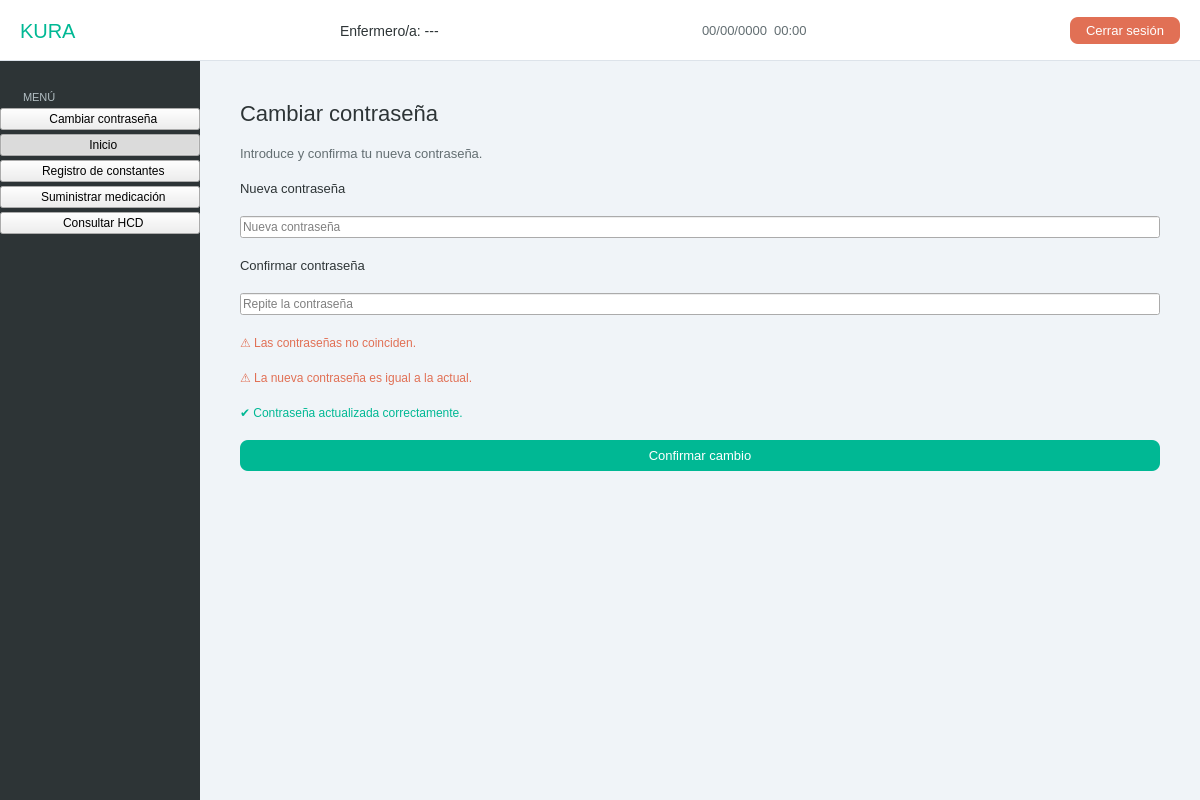
This is src/vista/Ui/VistaEnfermero.ui in hgarcg04/software-engineering as Qt 5 draws it before an edit. The edited form follows.
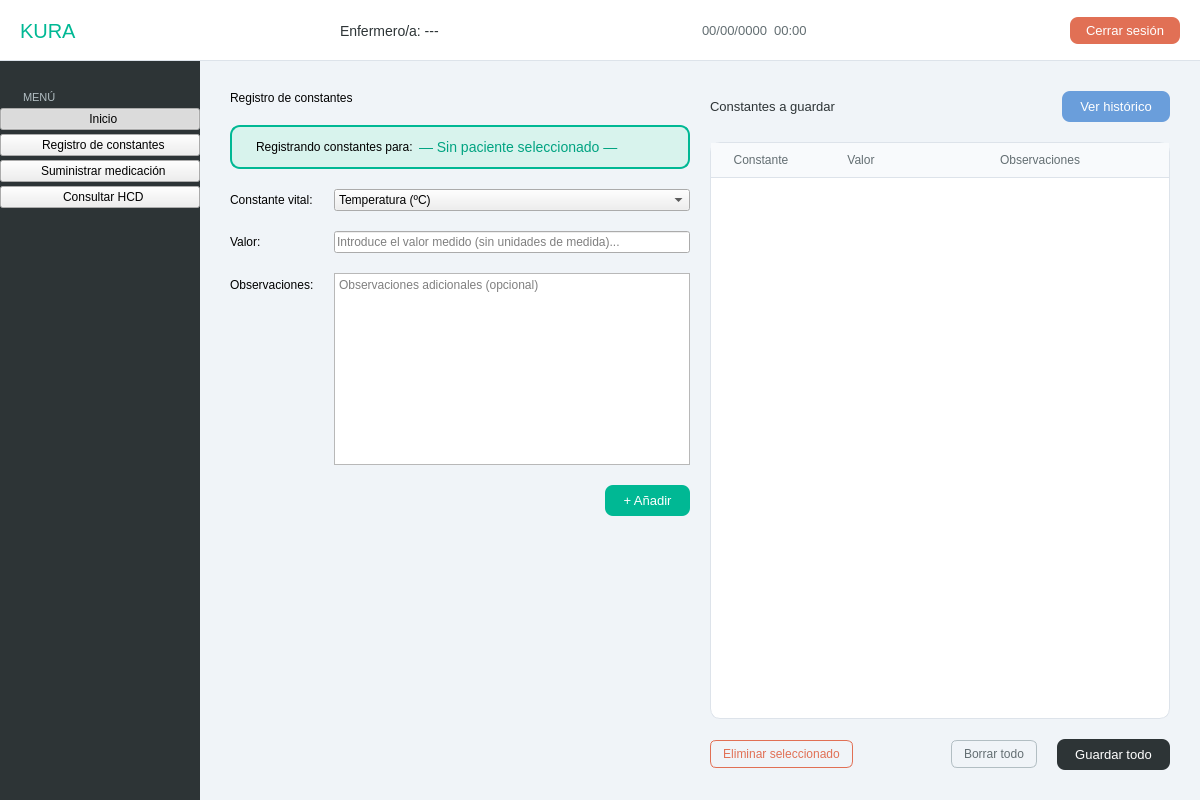
This is the edited form. The open tabs and pages were chosen to show the change.

Commit message: Arreglé fallo de comprobacion al cambiar contraseña. Elimine cambiar contraseña de la ventana de enfemeros

```diff
--- a/src/vista/Ui/VistaEnfermero.ui
+++ b/src/vista/Ui/VistaEnfermero.ui
@@ -439,13 +439,6 @@
            </property>
           </widget>
          </item>
-         <item>
-         <widget class="QPushButton" name="btn_nav_password">
-          <property name="text"><string>  Cambiar contraseña</string></property>
-          <property name="checkable"><bool>true</bool></property>
-          <property name="class" stdset="0"><string>navBtn</string></property>
-         </widget>
-        </item>
          <item>
           <widget class="QPushButton" name="btn_nav_inicio">
            <property name="text">
@@ -2030,129 +2023,6 @@
          </layout>
         </widget>
 
-        <!-- PÁGINA: CAMBIAR CONTRASEÑA -->
-<widget class="QWidget" name="page_password">
- <layout class="QVBoxLayout">
-  <property name="spacing"><number>20</number></property>
-  <property name="leftMargin"><number>40</number></property>
-  <property name="topMargin"><number>40</number></property>
-  <property name="rightMargin"><number>40</number></property>
-  <property name="bottomMargin"><number>40</number></property>
-
-  <!-- Título -->
-  <item>
-   <widget class="QLabel" name="lbl_pw_titulo">
-    <property name="text"><string>Cambiar contraseña</string></property>
-    <property name="styleSheet">
-     <string>font-family: 'Segoe UI Black'; font-size: 22px; color: #2d3436;</string>
-    </property>
-   </widget>
-  </item>
-
-  <!-- Subtítulo -->
-  <item>
-   <widget class="QLabel" name="lbl_pw_sub">
-    <property name="text"><string>Introduce y confirma tu nueva contraseña.</string></property>
-    <property name="styleSheet">
-     <string>font-family: 'Segoe UI'; font-size: 13px; color: #636e72;</string>
-    </property>
-   </widget>
-  </item>
-
-  <!-- Campo nueva contraseña -->
-  <item>
-   <widget class="QLabel" name="lbl_pw_nueva">
-    <property name="text"><string>Nueva contraseña</string></property>
-    <property name="styleSheet">
-     <string>font-family: 'Segoe UI Semibold'; font-size: 13px; color: #2d3436;</string>
-    </property>
-   </widget>
-  </item>
-  <item>
-   <widget class="QLineEdit" name="input_pw_nueva">
-    <property name="echoMode"><enum>QLineEdit::Password</enum></property>
-    <property name="placeholderText"><string>Nueva contraseña</string></property>
-    <property name="maximumWidth"><number>400</number></property>
-   </widget>
-  </item>
-
-  <!-- Campo confirmar contraseña -->
-  <item>
-   <widget class="QLabel" name="lbl_pw_confirmar">
-    <property name="text"><string>Confirmar contraseña</string></property>
-    <property name="styleSheet">
-     <string>font-family: 'Segoe UI Semibold'; font-size: 13px; color: #2d3436;</string>
-    </property>
-   </widget>
-  </item>
-  <item>
-   <widget class="QLineEdit" name="input_pw_confirmar">
-    <property name="echoMode"><enum>QLineEdit::Password</enum></property>
-    <property name="placeholderText"><string>Repite la contraseña</string></property>
-    <property name="maximumWidth"><number>400</number></property>
-   </widget>
-  </item>
-
-  <!-- Mensaje: contraseñas no coinciden -->
-  <item>
-   <widget class="QLabel" name="lbl_pw_error_coincidencia">
-    <property name="text"><string>⚠ Las contraseñas no coinciden.</string></property>
-    <property name="visible"><bool>false</bool></property>
-    <property name="styleSheet">
-     <string>color: #e17055; font-family: 'Segoe UI'; font-size: 12px;</string>
-    </property>
-   </widget>
-  </item>
-
-  <!-- Mensaje: contraseña igual a la actual -->
-  <item>
-   <widget class="QLabel" name="lbl_pw_error_igual">
-    <property name="text"><string>⚠ La nueva contraseña es igual a la actual.</string></property>
-    <property name="visible"><bool>false</bool></property>
-    <property name="styleSheet">
-     <string>color: #e17055; font-family: 'Segoe UI'; font-size: 12px;</string>
-    </property>
-   </widget>
-  </item>
-
-  <!-- Mensaje: éxito -->
-  <item>
-   <widget class="QLabel" name="lbl_pw_ok">
-    <property name="text"><string>✔ Contraseña actualizada correctamente.</string></property>
-    <property name="visible"><bool>false</bool></property>
-    <property name="styleSheet">
-     <string>color: #00b894; font-family: 'Segoe UI Semibold'; font-size: 12px;</string>
-    </property>
-   </widget>
-  </item>
-
-  <!-- Botón confirmar -->
-  <item>
-   <widget class="QPushButton" name="btn_pw_confirmar">
-    <property name="text"><string>Confirmar cambio</string></property>
-    <property name="maximumWidth"><number>200</number></property>
-    <property name="styleSheet">
-     <string>
-      QPushButton { background-color: #00b894; color: white; border-radius: 8px;
-                    padding: 8px 18px; font-family: 'Segoe UI Semibold'; font-size: 13px; border: none; }
-      QPushButton:hover { background-color: #00a381; }
-      QPushButton:disabled { background-color: #b2d8d0; color: white; }
-     </string>
-    </property>
-   </widget>
-  </item>
-
-  <!-- Spacer inferior -->
-  <item>
-   <spacer>
-    <property name="orientation"><enum>Qt::Vertical</enum></property>
-    <property name="sizeHint" stdset="0"><size><width>20</width><height>40</height></size></property>
-   </spacer>
-  </item>
-
- </layout>
-</widget>
-
        </widget>
       </item>
      </layout>
```
The commit also changes 5 other files.
